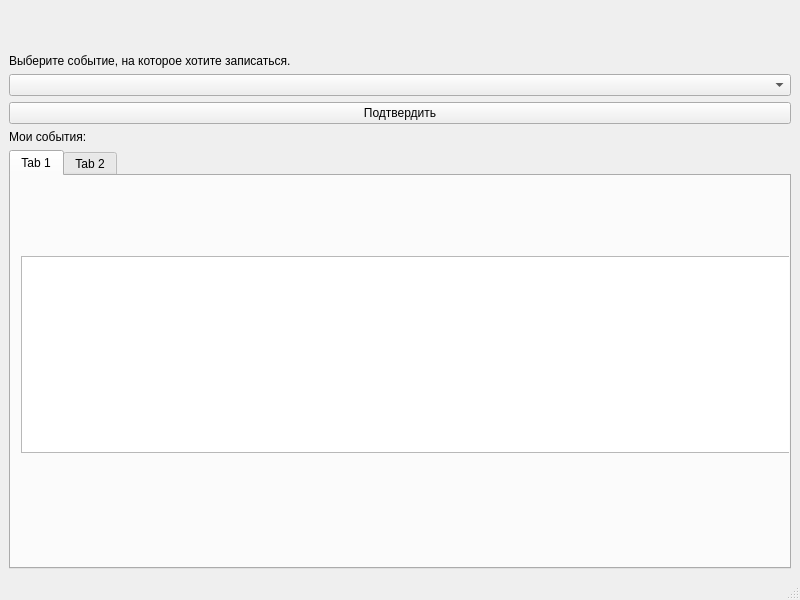
First picture: the form in Booking/choicewindow.ui, repository mainex/btimetable-booking, before the edit.
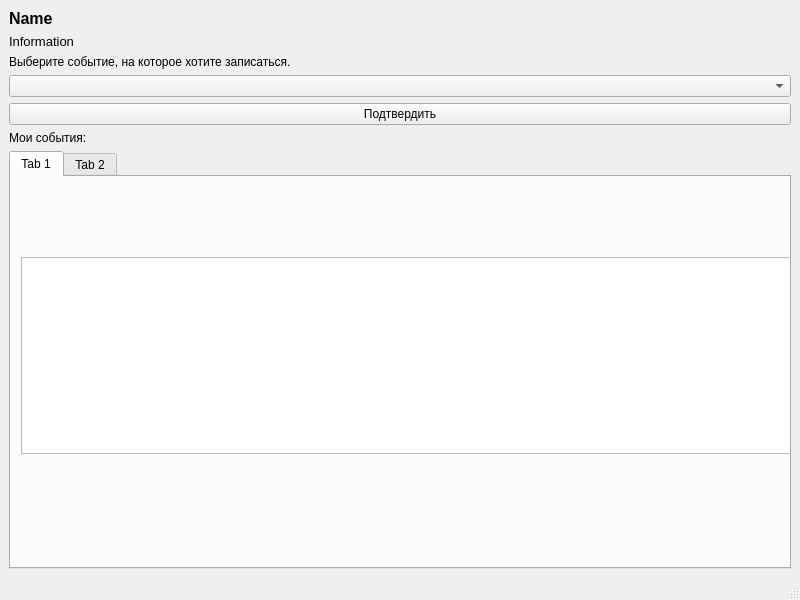
Second picture: the form after the edit.

```diff
--- a/Booking/choicewindow.ui
+++ b/Booking/choicewindow.ui
@@ -25,7 +25,7 @@
        </font>
       </property>
       <property name="text">
-       <string/>
+       <string>Name</string>
       </property>
      </widget>
     </item>
@@ -39,7 +39,7 @@
        </font>
       </property>
       <property name="text">
-       <string/>
+       <string>Information</string>
       </property>
      </widget>
     </item>
```
